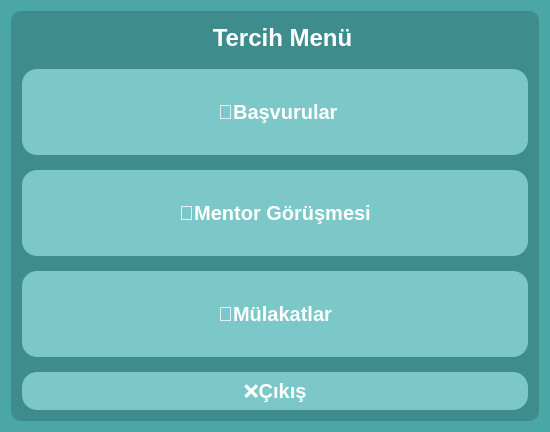
KursaDSc/Python-Module-Week7, file ui/preferences.ui: the form before one commit.
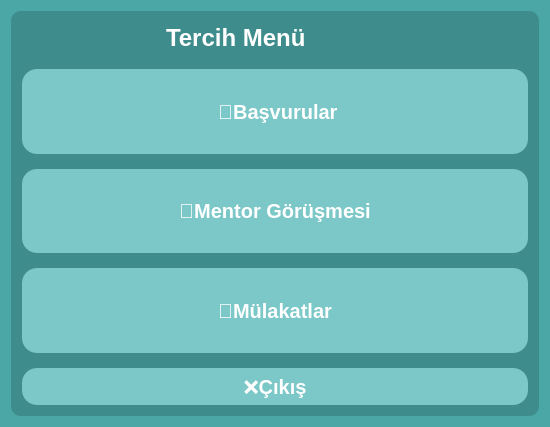
The form after the commit. Icons and pictures are not drawn.

```diff
--- a/ui/preferences.ui
+++ b/ui/preferences.ui
@@ -7,7 +7,7 @@
     <x>0</x>
     <y>0</y>
     <width>550</width>
-    <height>432</height>
+    <height>427</height>
    </rect>
   </property>
   <property name="minimumSize">
@@ -85,6 +85,22 @@
          </widget>
         </item>
         <item>
+         <spacer name="horizontalSpacer_2">
+          <property name="orientation">
+           <enum>Qt::Horizontal</enum>
+          </property>
+          <property name="sizeType">
+           <enum>QSizePolicy::Fixed</enum>
+          </property>
+          <property name="sizeHint" stdset="0">
+           <size>
+            <width>110</width>
+            <height>30</height>
+           </size>
+          </property>
+         </spacer>
+        </item>
+        <item alignment="Qt::AlignHCenter">
          <widget class="QLabel" name="labelTitle">
           <property name="sizePolicy">
            <sizepolicy hsizetype="Preferred" vsizetype="Fixed">
@@ -110,9 +126,6 @@
           <property name="scaledContents">
            <bool>false</bool>
           </property>
-          <property name="alignment">
-           <set>Qt::AlignmentFlag::AlignCenter</set>
-          </property>
          </widget>
         </item>
         <item>
@@ -121,7 +134,7 @@
            <enum>Qt::Orientation::Horizontal</enum>
           </property>
           <property name="sizeType">
-           <enum>QSizePolicy::Policy::Fixed</enum>
+           <enum>QSizePolicy::Expanding</enum>
           </property>
           <property name="sizeHint" stdset="0">
            <size>
```
Left out of the diff: 7 changed lines with no effect on the pictures.
